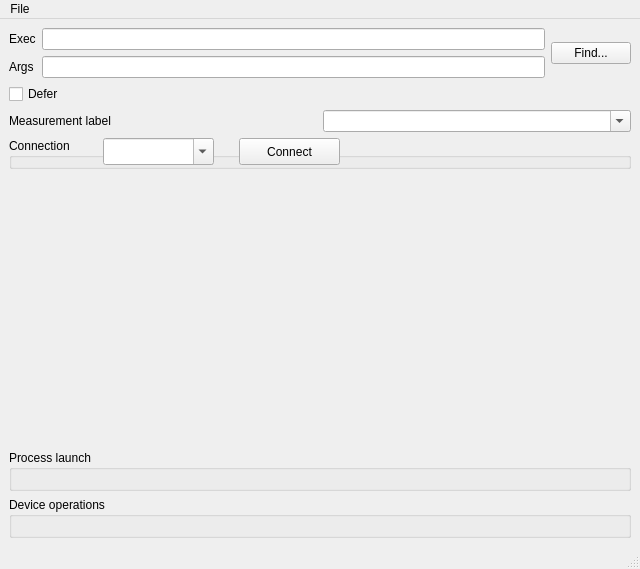
vivainio/Cardinal, file proclauncher.ui: the form before one commit.
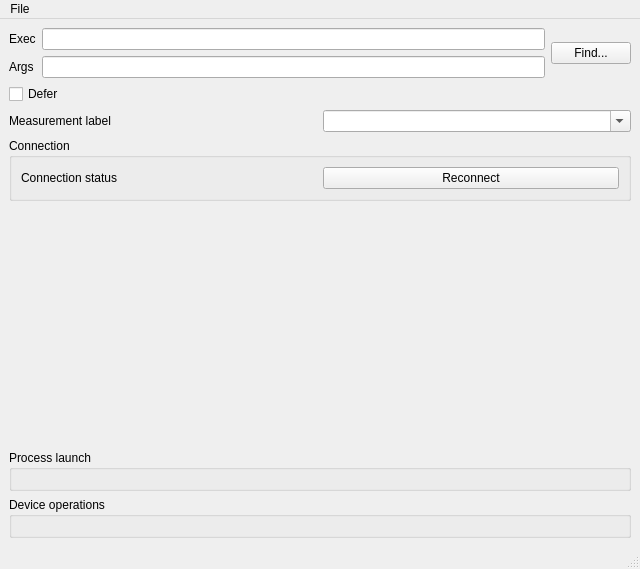
The form after the commit.

Commit message: config stuff, connected status

Patch:
```diff
--- a/proclauncher.ui
+++ b/proclauncher.ui
@@ -111,32 +111,22 @@
         <property name="checkable">
          <bool>false</bool>
         </property>
-        <widget class="QPushButton" name="bConnect">
-         <property name="geometry">
-          <rect>
-           <x>230</x>
-           <y>0</y>
-           <width>101</width>
-           <height>27</height>
-          </rect>
-         </property>
+        <layout class="QGridLayout" name="gridLayout_2">
+         <item row="0" column="0">
+          <widget class="QLabel" name="lConnectionStatus">
          <property name="text">
-          <string>Connect</string>
-         </property>
-        </widget>
-        <widget class="QComboBox" name="cbHost">
-         <property name="geometry">
-          <rect>
-           <x>94</x>
-           <y>0</y>
-           <width>111</width>
-           <height>27</height>
-          </rect>
-         </property>
-         <property name="editable">
-          <bool>true</bool>
-         </property>
-        </widget>
+            <string>Connection status</string>
+           </property>
+          </widget>
+         </item>
+         <item row="0" column="1">
+          <widget class="QPushButton" name="bReconnect">
+           <property name="text">
+            <string>Reconnect</string>
+           </property>
+          </widget>
+         </item>
+        </layout>
        </widget>
       </item>
       <item>
```
Lines whose indentation alone changed are shown as unchanged. The commit also changes 6 other files.
